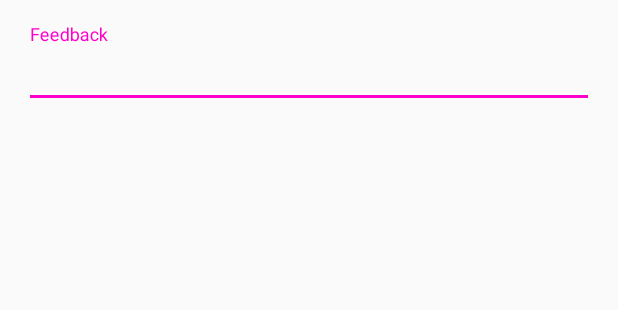
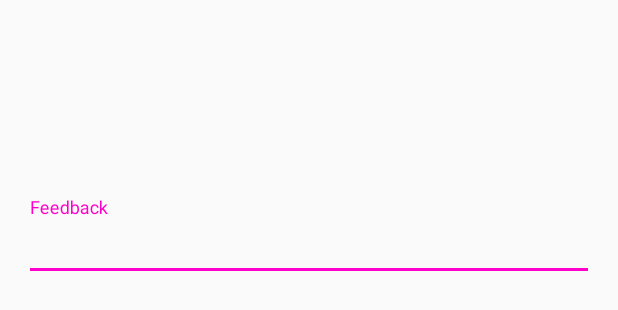
Before and after one commit to sayansil/Pandu, an Android app: the layout dialog_send.xml on its own in the app's theme, with its tools: preview values and no code run, on a phone screen of 412 x 824 dp. Shown: the top 310 px of the screen. Run offline under Robolectric (Android 15) with nearby library versions, the phone set to English and light mode, and no system bars.

Commit message:
Add name to feedback dialog box

```diff
--- a/pandu-app/app/src/main/res/layout/dialog_send.xml
+++ b/pandu-app/app/src/main/res/layout/dialog_send.xml
@@ -1,23 +1,46 @@
 <?xml version="1.0" encoding="utf-8"?>
-<LinearLayout
+<androidx.constraintlayout.widget.ConstraintLayout
     xmlns:android="http://schemas.android.com/apk/res/android"
+    xmlns:app="http://schemas.android.com/apk/res-auto"
+    xmlns:tools="http://schemas.android.com/tools"
     android:orientation="vertical"
     android:layout_width="match_parent"
     android:layout_height="match_parent"
     android:padding="16dp">
 
+    <TextView
+        android:id="@+id/pnameText"
+        android:layout_width="wrap_content"
+        android:layout_height="wrap_content"
+        android:lines="1"
+        android:maxLines="1"
+        android:textColor="@color/colorAccent2"
+        android:textSize="26sp"
+        android:textStyle="bold"
+        android:layout_marginTop="16dp"
+
+        app:layout_constraintEnd_toEndOf="parent"
+        app:layout_constraintStart_toStartOf="parent"
+        app:layout_constraintTop_toTopOf="parent" />
+
     <com.google.android.material.textfield.TextInputLayout
+        android:id="@+id/textInputLayout"
         android:layout_width="match_parent"
-        android:layout_height="wrap_content">
+        android:layout_marginTop="64dp"
+
+        android:layout_height="wrap_content"
+        app:layout_constraintEnd_toEndOf="parent"
+        app:layout_constraintStart_toStartOf="parent"
+        app:layout_constraintTop_toBottomOf="@+id/pnameText">
 
         <com.google.android.material.textfield.TextInputEditText
             android:id="@+id/textfb"
             android:layout_width="match_parent"
             android:layout_height="wrap_content"
+            android:hint="Feedback"
             android:inputType="textShortMessage"
-            android:lines="1"
-            android:hint="Feedback"/>
+            android:lines="1" />
 
     </com.google.android.material.textfield.TextInputLayout>
 
-</LinearLayout>
+</androidx.constraintlayout.widget.ConstraintLayout>
```
Also changed, not shown: pandu-app/app/src/main/java/team/OG/pandu/MainActivity.java (+32 -10 lines).
